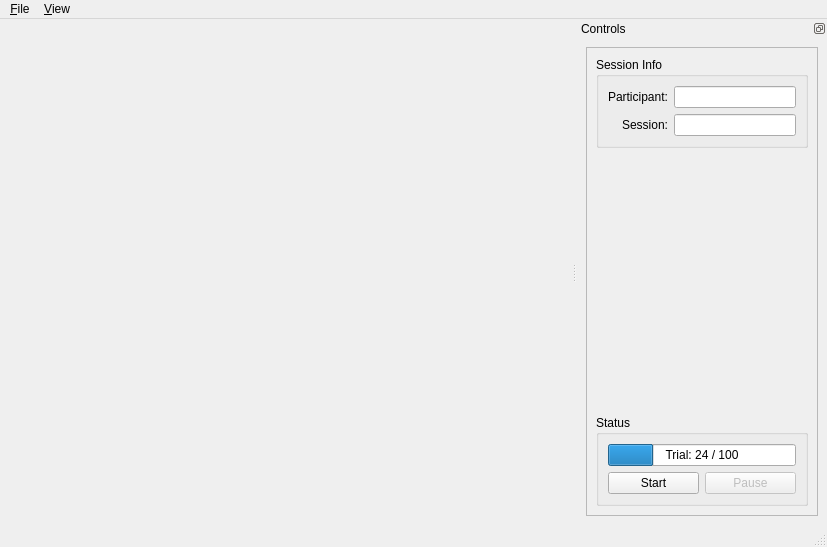
Old version of the form pygesture/ui/train_template.ui in the repository ixjlyons/pygesture.
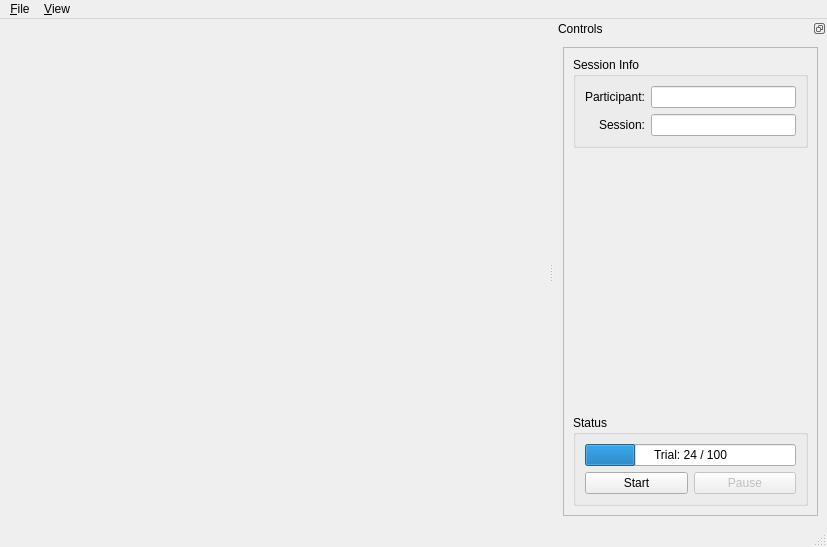
New version of the form. Custom widgets are drawn as their Qt base class.

Commit message: Started a different main UI (this time with tabs). Some improvements to the test UI -- mainly separating the acts of starting the vrep simulation and running the pipeline to two separate buttons.

Patch:
```diff
--- a/pygesture/ui/train_template.ui
+++ b/pygesture/ui/train_template.ui
@@ -65,8 +65,8 @@
    </property>
    <property name="minimumSize">
     <size>
-     <width>250</width>
-     <height>107</height>
+     <width>273</width>
+     <height>115</height>
     </size>
    </property>
    <property name="features">
@@ -108,8 +108,8 @@
          <rect>
           <x>0</x>
           <y>0</y>
-          <width>248</width>
-          <height>467</height>
+          <width>253</width>
+          <height>457</height>
          </rect>
         </property>
         <layout class="QGridLayout" name="gridLayout_3">
```
Left out of the diff: 2 changed lines with no effect on the pictures. The commit also changes 7 other files.
